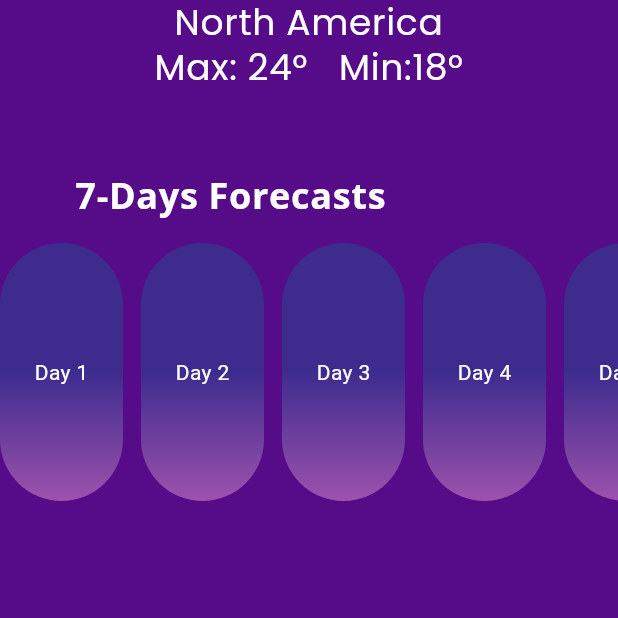
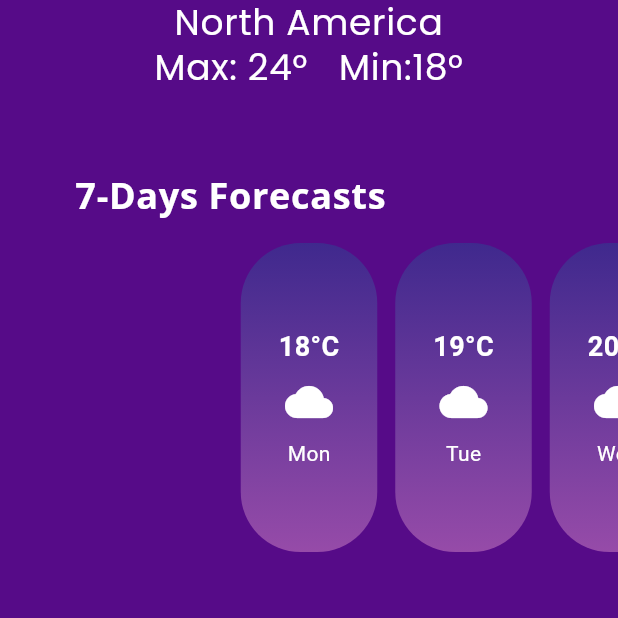
Before and after one commit to sam-in07/weather_app, a Flutter app: the screen it shows after launch, on a phone screen of 412 x 824 dp, the top half of it. Run offline on Flutter 3.47's test engine with Material 3 defaults, Android fonts, the phone set to English and light mode, and no system bars; our stand-ins replace google_fonts.

Commit message:
"Commit"

```diff
--- a/lib/HomepageTT.dart
+++ b/lib/HomepageTT.dart
@@ -36,29 +36,46 @@ class homett extends StatelessWidget {
 
               SizedBox(height: 14,) ,
               SizedBox(
-                height: 172, // container height
-                child: ListView.separated(
-                  scrollDirection: Axis.horizontal,
-                  itemCount: 7, // সাত দিনের জন্য
-                  separatorBuilder: (_, __) => const SizedBox(width: 12), // gap between boxes
+                height: MediaQuery.of(context).size.height * 0.25,
+                child: PageView.builder(
+                  controller: PageController(viewportFraction: 0.25), // এক স্ক্রিনে 4টা
+                  itemCount: 7, // 7 days
                   itemBuilder: (context, index) {
-                    return Container(
-                      width: 82,
-                      height: 172,
-                      decoration: ShapeDecoration(
-                        gradient: const LinearGradient(
-                          begin: Alignment(0.50, -0.00),
-                          end: Alignment(0.50, 1.00),
-                          colors: [Color(0xFF3D2C8E), Color(0xFF9D52AC)],
+                    return Padding(
+                      padding: const EdgeInsets.symmetric(horizontal: 6),
+                      child: Container(
+                        decoration: ShapeDecoration(
+                          gradient: LinearGradient(
+                            begin: Alignment.topCenter,
+                            end: Alignment.bottomCenter,
+                            colors: [
+                              const Color(0xFF3D2C8E).withOpacity(0.9),
+                              const Color(0xFF9D52AC).withOpacity(0.9),
+                            ],
+                          ),
+                          shape: RoundedRectangleBorder(
+                            borderRadius: BorderRadius.circular(40),
+                          ),
                         ),
-                        shape: RoundedRectangleBorder(
-                          borderRadius: BorderRadius.circular(50),
-                        ),
-                      ),
-                      child: Center(
-                        child: Text(
-                          "Day ${index + 1}",
-                          style: const TextStyle(color: Colors.white),
+                        child: Column(
+                          mainAxisAlignment: MainAxisAlignment.center,
+                          children: [
+                            Text(
+                              "${18 + (index % 3)}°C", // temp
+                              style: const TextStyle(
+                                fontSize: 18,
+                                fontWeight: FontWeight.bold,
+                                color: Colors.white,
+                              ),
+                            ),
+                            const SizedBox(height: 8),
+                            Icon(Icons.cloud, size: 32, color: Colors.white),
+                            const SizedBox(height: 8),
+                            Text(
+                              ["Mon", "Tue", "Wed", "Thu", "Fri", "Sat", "Sun"][index],
+                              style: const TextStyle(color: Colors.white),
+                            ),
+                          ],
                         ),
                       ),
                     );
@@ -68,6 +85,8 @@ class homett extends StatelessWidget {
 
 
 
+
+
             ],
           ),
         )
--- a/pubspec.yaml
+++ b/pubspec.yaml
@@ -35,6 +35,7 @@ dependencies:
   # Use with the CupertinoIcons class for iOS style icons.
   cupertino_icons: ^1.0.8
   google_fonts: ^6.3.0
+  flutter_svg_provider: ^1.0.7
 
 dev_dependencies:
   flutter_test:
```
Also changed, not shown: pubspec.lock.
